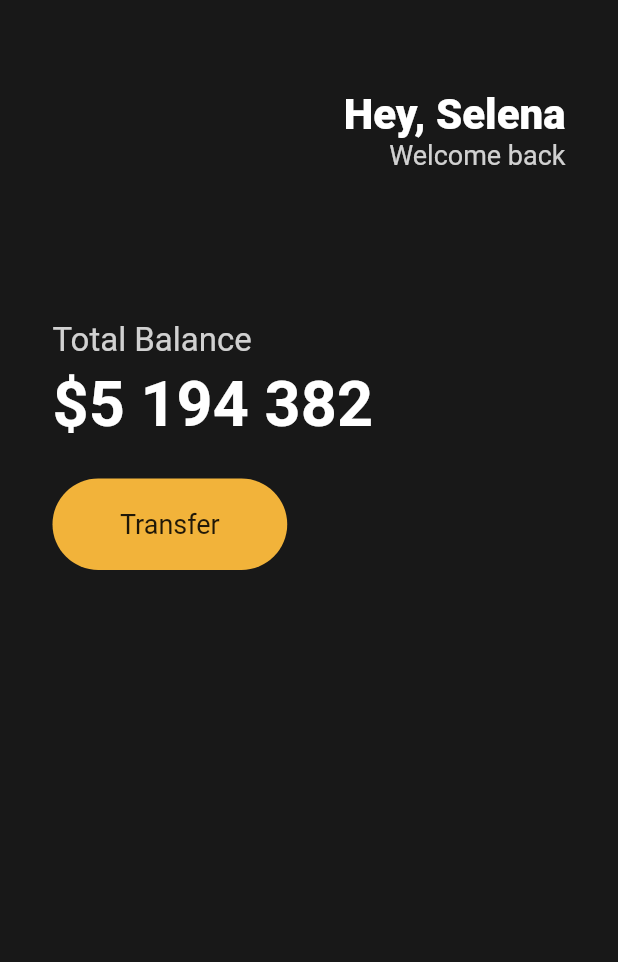
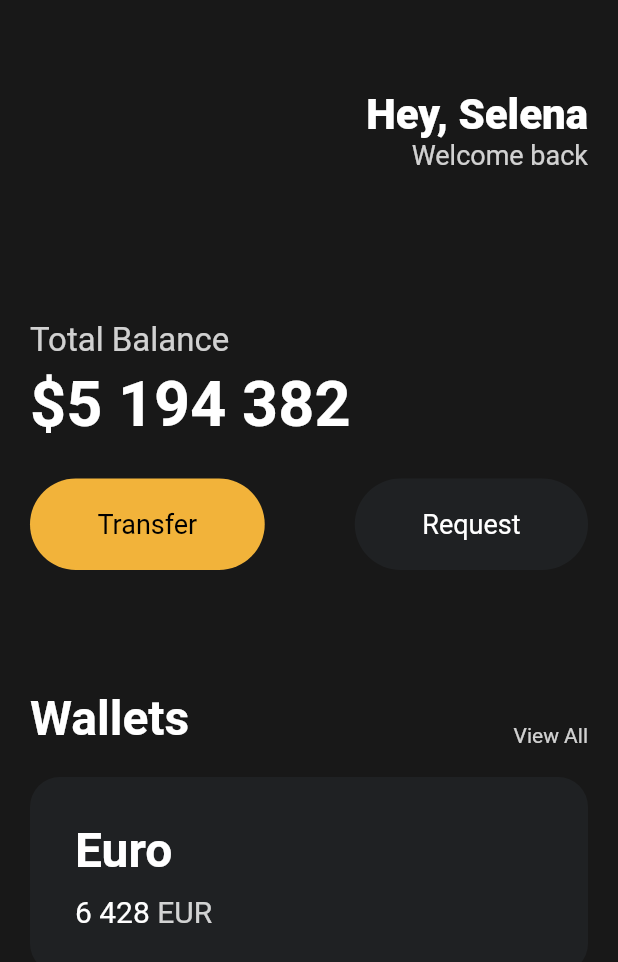
Before and after one commit to hoseonn/Wallet_UI_App, a Flutter app: the screen it shows after launch, on a phone screen of 412 x 824 dp. Shown: the top 962 px of the screen. Run offline on Flutter 3.47's test engine with Material 2 defaults, Android fonts, the phone set to English and light mode, and no system bars.

Commit message:
3.4, 3.5, 3.6 finished

```diff
--- a/lib/main.dart
+++ b/lib/main.dart
@@ -1,4 +1,5 @@
 import 'package:flutter/material.dart';
+import 'package:toonflix/widgets/button.dart';
 
 class Player {
   String? name;
@@ -19,7 +20,7 @@ class App extends StatelessWidget {
         backgroundColor: const Color(0xFF181818),
         body: Padding(
           padding: const EdgeInsets.symmetric(
-            horizontal: 35,
+            horizontal: 20,
           ),
           child: Column(
             crossAxisAlignment: CrossAxisAlignment.start,
@@ -77,26 +78,99 @@ class App extends StatelessWidget {
                 height: 25,
               ),
               Row(
+                mainAxisAlignment: MainAxisAlignment.spaceBetween,
+                children: const [
+                  Button(
+                    text: 'Transfer',
+                    bgColor: Color(0xFFF2B33A),
+                    textColor: Colors.black,
+                  ),
+                  Button(
+                    text: 'Request',
+                    bgColor: Color(0xFF1F2123),
+                    textColor: Colors.white,
+                  ),
+                ],
+              ),
+              const SizedBox(
+                height: 80,
+              ),
+              Row(
+                crossAxisAlignment: CrossAxisAlignment.end,
+                mainAxisAlignment: MainAxisAlignment.spaceBetween,
                 children: [
+                  const Text(
+                    'Wallets',
+                    style: TextStyle(
+                        color: Colors.white,
+                        fontSize: 32,
+                        fontWeight: FontWeight.w600),
+                  ),
+                  Text(
+                    'View All',
+                    style: TextStyle(
+                      color: Colors.white.withOpacity(0.8),
+                    ),
+                  ),
+                ],
+              ),
+              const SizedBox(
+                height: 20,
+              ),
               Container(
                 decoration: BoxDecoration(
-                        color: const Color(0xFFF2B33A),
-                        borderRadius: BorderRadius.circular(45)),
-                    child: const Padding(
-                      padding:
-                          EdgeInsets.symmetric(vertical: 20, horizontal: 45),
-                      child: Text(
-                        'Transfer',
+                    color: const Color(0xFF1F2123),
+                    borderRadius: BorderRadius.circular(20)),
+                child: Padding(
+                  padding: const EdgeInsets.all(
+                    30,
+                  ),
+                  child: Row(
+                    children: [
+                      Column(
+                        crossAxisAlignment: CrossAxisAlignment.start,
+                        children: [
+                          const Text(
+                            'Euro',
                             style: TextStyle(
-                          fontSize: 18,
+                                color: Colors.white,
+                                fontSize: 32,
+                                fontWeight: FontWeight.w600),
                           ),
+                          const SizedBox(
+                            height: 10,
+                          ),
+                          Row(
+                            children: [
+                              const Text(
+                                '6 428',
+                                style: TextStyle(
+                                  color: Colors.white,
+                                  fontSize: 20,
+                                ),
+                              ),
+                              const SizedBox(
+                                width: 5,
+                              ),
+                              Text(
+                                'EUR',
+                                style: TextStyle(
+                                  color: Colors.white.withOpacity(0.8),
+                                  fontSize: 20,
+                                ),
+                              ),
+                            ],
+                          ),
+                        ],
+                      ),
+                    ],
                   ),
                 ),
               ),
             ],
-              )
-            ],
-          )),
-    ));
+          ),
+        ),
+      ),
+    );
   }
 }
--- /dev/null
+++ b/lib/widgets/button.dart
@@ -0,0 +1,32 @@
+import 'package:flutter/material.dart';
+
+class Button extends StatelessWidget {
+  final String text;
+  final Color bgColor;
+  final Color textColor;
+
+  const Button({
+    super.key,
+    required this.text,
+    required this.bgColor,
+    required this.textColor,
+  });
+
+  @override
+  Widget build(BuildContext context) {
+    return Container(
+      decoration: BoxDecoration(
+          color: bgColor, borderRadius: BorderRadius.circular(45)),
+      child: Padding(
+        padding: const EdgeInsets.symmetric(vertical: 20, horizontal: 45),
+        child: Text(
+          text,
+          style: TextStyle(
+            fontSize: 18,
+            color: textColor,
+          ),
+        ),
+      ),
+    );
+  }
+}
```
Lines whose indentation alone changed are shown as unchanged.
